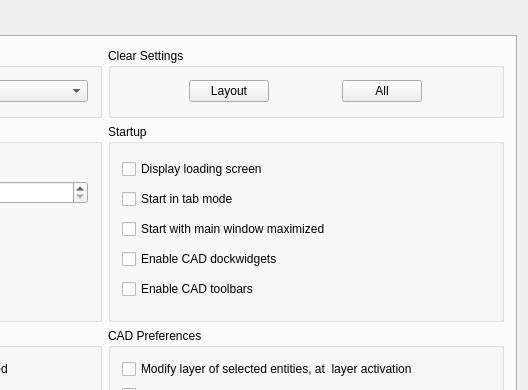
Qt form librecad/src/ui/forms/qg_dlgoptionsgeneral.ui (LibreCAD/LibreCAD) before a commit; both pictures show x 319 to 847 and y 0 to 390 of the 847 by 646 pixel window.
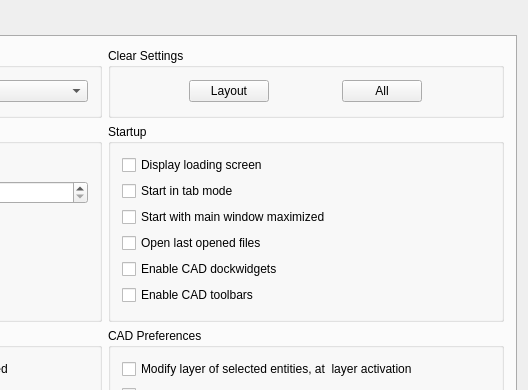
The same form after that commit. The open tabs and pages were chosen to show the change. Icons and pictures are not drawn.

Commit message: re-open last opened files at startup

Diff of the .ui file:
```diff
--- a/librecad/src/ui/forms/qg_dlgoptionsgeneral.ui
+++ b/librecad/src/ui/forms/qg_dlgoptionsgeneral.ui
@@ -1151,6 +1151,13 @@
             </property>
            </widget>
           </item>
+          <item>
+           <widget class="QCheckBox" name="cbOpenLastFiles">
+            <property name="text">
+             <string>Open last opened files</string>
+            </property>
+           </widget>
+          </item>
           <item>
            <widget class="QCheckBox" name="left_sidebar_checkbox">
             <property name="text">
```
Left out of the diff: 3 changed lines with no effect on the pictures. The commit also changes 4 other files.
